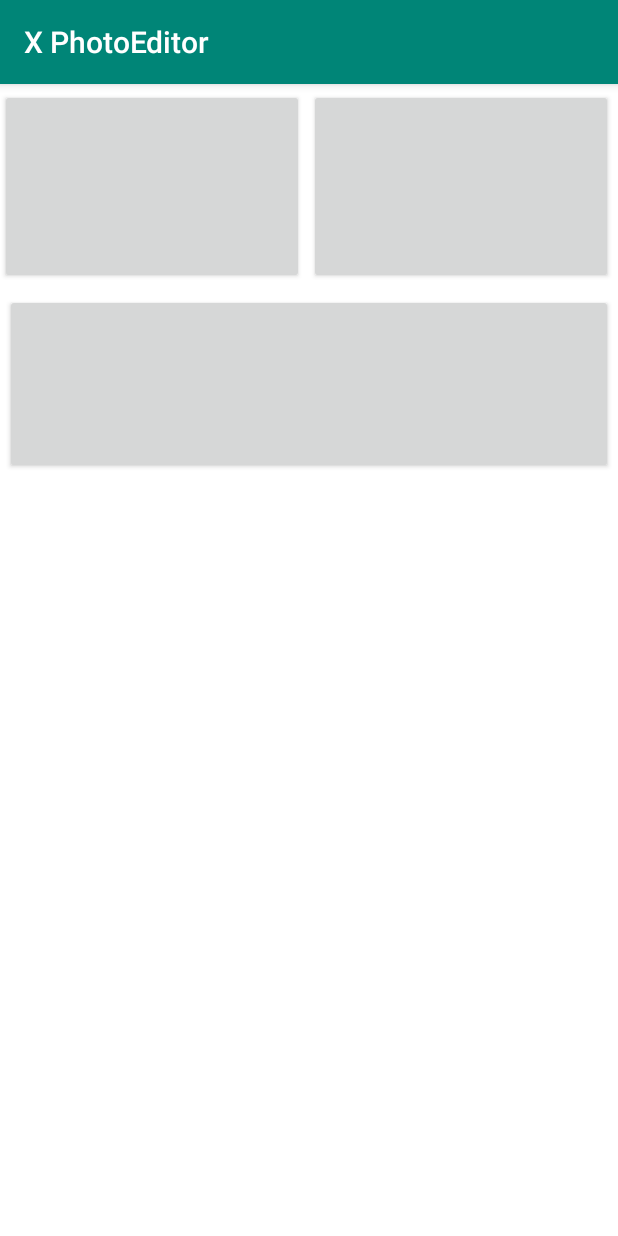
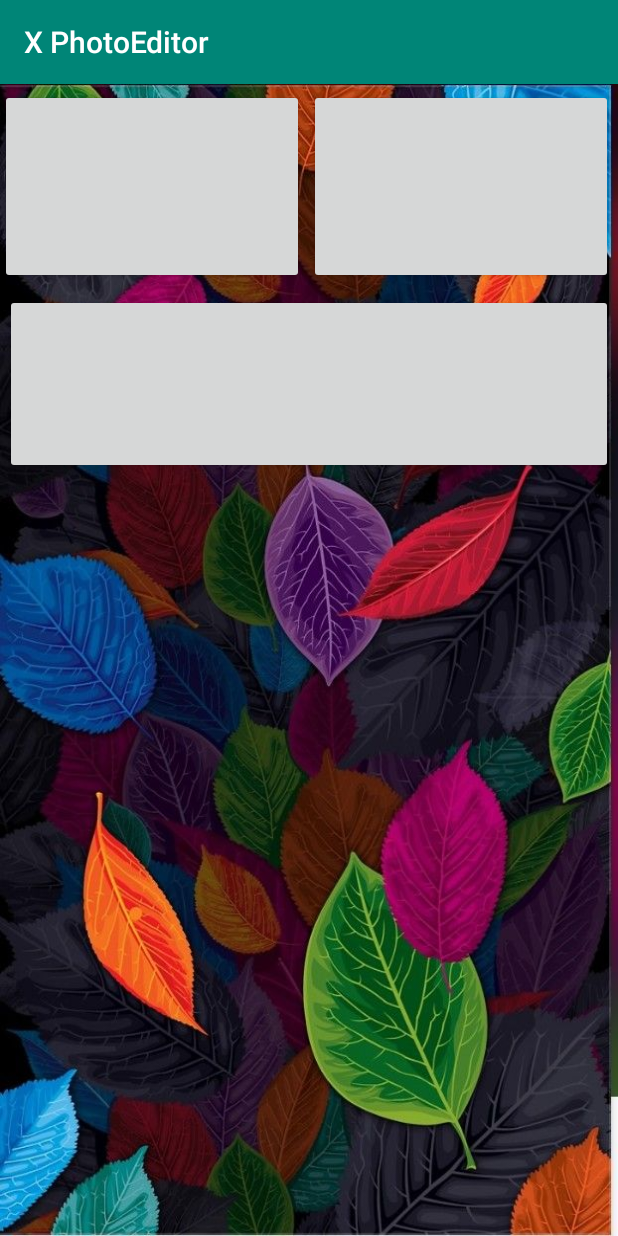
Before and after one commit to Saksham-245/XPhotoEditor, an Android app: the MainActivity screen opened directly, with no data from a screen before it, on a phone screen of 412 x 824 dp. Run offline under Robolectric (Android 15) with nearby library versions, the phone set to English and light mode, and no system bars; our stand-ins replace RxJava; libraries missing offline, so code that uses them is left out: com.cocosw.bottomsheet, com.mlsdev.rximagepicker; plain views replace FancyButton.

Commit message:
Added new build files New background Removed full window feature to show status bar

```diff
--- a/app/src/main/java/com/sakshammathur25web/xphotoeditor/ui/EditorActivity.java
+++ b/app/src/main/java/com/sakshammathur25web/xphotoeditor/ui/EditorActivity.java
@@ -24,8 +24,6 @@ public class EditorActivity extends AppCompatActivity {
     @Override
     protected void onCreate(@Nullable Bundle savedInstanceState) {
         super.onCreate(savedInstanceState);
-        requestWindowFeature(Window.FEATURE_NO_TITLE);
-        getWindow().setFlags(WindowManager.LayoutParams.FLAG_FULLSCREEN,WindowManager.LayoutParams.FLAG_FULLSCREEN);
         setContentView(R.layout.activity_editor);
 
         try {
--- a/app/src/main/java/com/sakshammathur25web/xphotoeditor/ui/MainActivity.java
+++ b/app/src/main/java/com/sakshammathur25web/xphotoeditor/ui/MainActivity.java
@@ -30,10 +30,7 @@ public class MainActivity extends AppCompatActivity {
     @Override
     protected void onCreate(Bundle savedInstanceState) {
         super.onCreate(savedInstanceState);
-        requestWindowFeature(Window.FEATURE_NO_TITLE);
-        getWindow().setFlags(WindowManager.LayoutParams.FLAG_FULLSCREEN, WindowManager.LayoutParams.FLAG_FULLSCREEN);
         setContentView(R.layout.activity_main);
-
         Intent intent = getIntent();
         Bundle bundle = intent.getExtras();
         String action = intent.getAction();
--- a/app/src/main/java/com/sakshammathur25web/xphotoeditor/ui/SplashActivity.java
+++ b/app/src/main/java/com/sakshammathur25web/xphotoeditor/ui/SplashActivity.java
@@ -14,8 +14,6 @@ public class SplashActivity extends AppCompatActivity {
     @Override
     protected void onCreate(@Nullable Bundle savedInstanceState) {
         super.onCreate(savedInstanceState);
-        requestWindowFeature(Window.FEATURE_NO_TITLE);
-        getWindow().setFlags(WindowManager.LayoutParams.FLAG_FULLSCREEN,WindowManager.LayoutParams.FLAG_FULLSCREEN);
         setContentView(R.layout.activity_splash);
 
         int secondsDelayed = 1;
--- a/app/src/main/res/layout/activity_main.xml
+++ b/app/src/main/res/layout/activity_main.xml
@@ -1,13 +1,9 @@
 <?xml version="1.0" encoding="utf-8"?>
 <LinearLayout xmlns:android="http://schemas.android.com/apk/res/android"
-    xmlns:app="http://schemas.android.com/apk/res-auto"
-    xmlns:tools="http://schemas.android.com/tools"
-    xmlns:ads="http://schemas.android.com/apk/res-auto"
     android:layout_width="match_parent"
     android:layout_height="match_parent"
     android:id="@+id/activity_editor"
-    android:background="#fff"
-    xmlns:fancy="http://schemas.android.com/apk/res-auto"
+    android:background="@drawable/background"
     android:baselineAligned="false">
 
     <FrameLayout
--- a/build.gradle
+++ b/build.gradle
@@ -7,7 +7,7 @@ buildscript {
         jcenter()
     }
     dependencies {
-        classpath 'com.android.tools.build:gradle:3.2.1'
+        classpath 'com.android.tools.build:gradle:3.3.0-beta03'
         classpath 'me.tatarka:gradle-retrolambda:3.3.0-beta4'
         classpath 'com.google.gms:google-services:4.0.1'
 
```
Also changed, not shown: app/src/main/res/drawable-nodpi/background.jpg (added), gradle.properties (line endings or trailing spaces), gradle/wrapper/gradle-wrapper.properties.
